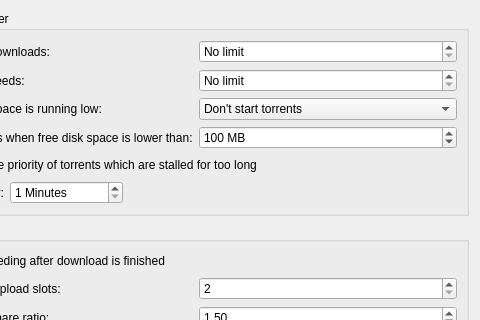
Old version of the form ktorrent/qmpref.ui in the repository KDE/ktorrent; both pictures show x 89 to 569 and y 0 to 320 of the 569 by 476 pixel window.
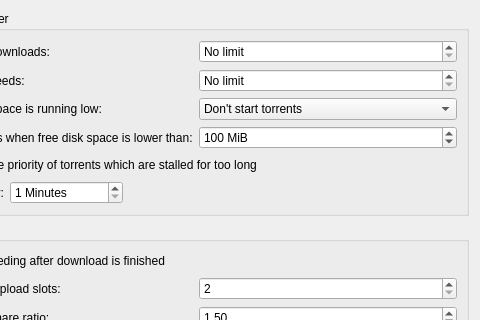
New version of the form.

Commit message: Forgot one MB in previous commit

Diff of the .ui file:
```diff
--- a/ktorrent/qmpref.ui
+++ b/ktorrent/qmpref.ui
@@ -100,7 +100,7 @@
            <string>When the free diskspace drops below this value, stop all torrents downloading.</string>
           </property>
           <property name="suffix" >
-           <string> MB</string>
+           <string> MiB</string>
           </property>
           <property name="minimum" >
            <number>1</number>
```
